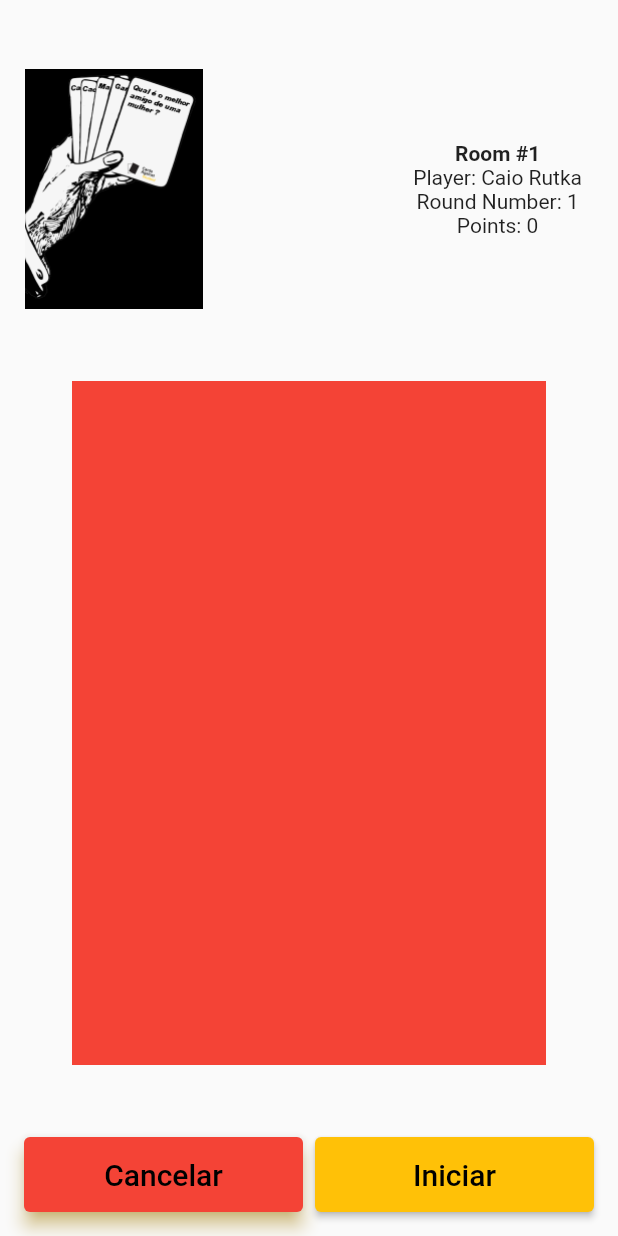
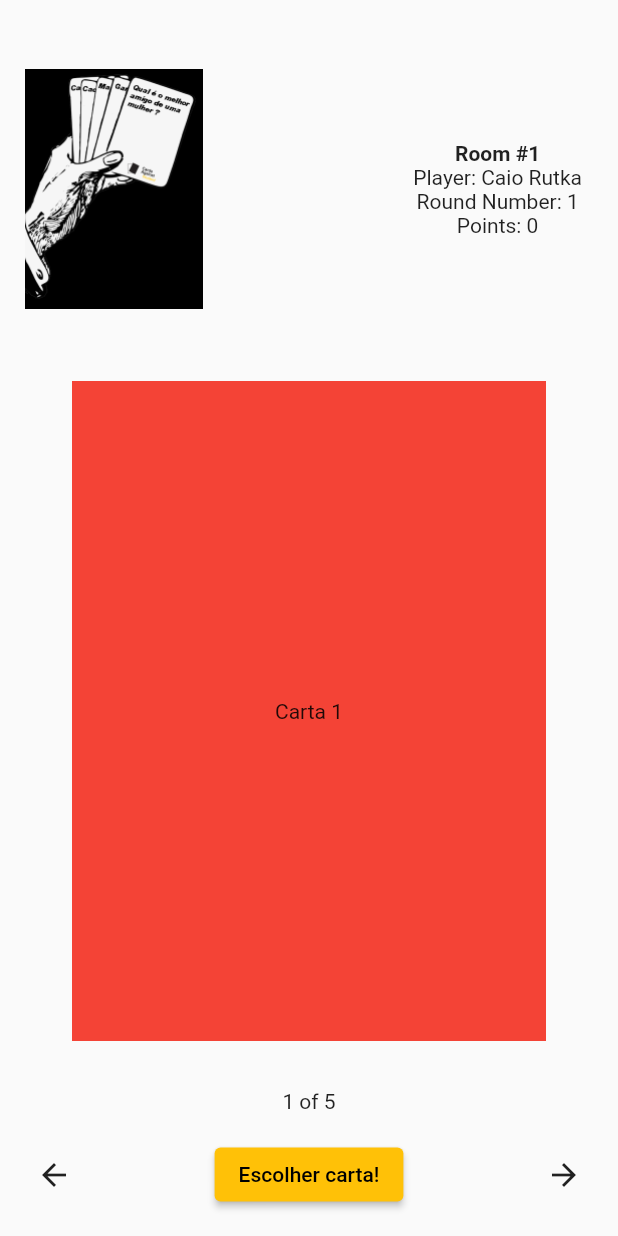
Before and after one commit to NicolasCiviero98/CardsAgainstStudent, a Flutter app: the MatchPage screen opened by its route, on a phone screen of 412 x 824 dp. Run offline on Flutter 3.47's test engine with Material 2 defaults, Android fonts, the phone set to English and light mode, and no system bars.

Commit message:
card change by buttons added

```diff
--- a/lib/match_page.dart
+++ b/lib/match_page.dart
@@ -8,8 +8,30 @@ class MatchPage extends StatefulWidget {
 }
 
 class _MatchPageState extends State<MatchPage> {
+  List<Widget> cards = [];
+  int index = 0;
+  final cardView = PageController();
+
   @override
   Widget build(BuildContext context) {
+    if (cards.isEmpty){
+      for (int i = 0; i < 5; i++){
+        cards.add(
+          Container(
+            child: Padding(
+              padding: const EdgeInsets.all(32.0),
+              child: Container(
+                color: Colors.red,
+                child: Center(
+                  child: Text("Carta ${i+1}"),
+                ),
+              ),
+            ),
+          ),
+        );
+      }
+    }
+
     return Material(
         child:SizedBox(
             width: MediaQuery.of(context).size.width,
@@ -41,86 +63,66 @@ class _MatchPageState extends State<MatchPage> {
                     SizedBox(height: 16),
                     Expanded(
                       flex: 1,
-                      child: PageView(
-                        children: [
-                          Container(
-                            child: Padding(
-                              padding: const EdgeInsets.all(32.0),
-                              child: Container(
-                                color: Colors.red,
-                              ),
-                            ),
-                          ),
-                          Container(
-                            child: Padding(
-                              padding: const EdgeInsets.all(32.0),
-                              child: Container(
-                                color: Colors.red,
-                              ),
-                            ),
-                          ),
-                          Container(
-                            child: Padding(
-                              padding: const EdgeInsets.all(32.0),
-                              child: Container(
-                                color: Colors.red,
-                              ),
-                            ),
-                          ),
-                          Container(
-                            child: Padding(
-                              padding: const EdgeInsets.all(32.0),
-                              child: Container(
-                                color: Colors.red,
-                              ),
-                            ),
-                          ),
-                          Container(
-                            child: Padding(
-                              padding: const EdgeInsets.all(32.0),
-                              child: Container(
-                                color: Colors.red,
-                              ),
-                            ),
-                          ),
-                        ],
-                      ),
+                      child: PageView.builder(
+                          onPageChanged: (int page) {
+                            setState(() {
+                              index = page;
+                            });
+                          },
+                          controller: cardView,
+                          itemCount: cards.length,
+                          itemBuilder: (context,index) {
+                            return cards[index];
+                          }),
                     ),
-
+                    Center(
+                      child: Text('${index+1} of 5'),
+                    ),
                     SizedBox(height: 16),
                     Row(
                         children: [
+                          SizedBox(width: 8),
+                          GestureDetector(
+                            onTap: () {
+                              setState(() {
+                                index--;
+                                if (index < 0) index = 0;
+                                cardView.animateToPage(index, duration: const Duration( microseconds: 250), curve: Curves.easeInOut);
+                              });
+                            },
+                            child: SizedBox(
+                              height: 50,
+                              child: Icon(IconData(57490, fontFamily: 'MaterialIcons', matchTextDirection: true)),
+
+                            ),
+                          ),
                           Expanded(
                             flex: 50,
+                            child: SizedBox(),
+                          ),
+                          ElevatedButton(
+                            onPressed: () {
+                              print("finaliza jogada");
+                            },
+                            child: Text('Escolher carta!'),
+                          ),
+                          Expanded(
+                            flex: 50,
+                            child: SizedBox(),
+                          ),
+                          GestureDetector(
+                            onTap: () {
+                              index++;
+                              if (index > 5) index = 5;
+                              cardView.animateToPage(index, duration: const Duration( microseconds: 1000), curve: Curves.linear);
+                            },
                             child: SizedBox(
                               height: 50,
-                              child: ElevatedButton(
-                                onPressed: () {
-                                  Navigator.of(context).pushNamed('/menu');
-                                },
-                                child: Text('Cancelar', style: TextStyle(fontSize: 20)),
-                                style: ElevatedButton.styleFrom(
-                                  primary: Colors.red,
-                                  onPrimary: Colors.black,
-                                  elevation: 5,
-                                  shadowColor: Colors.amber,
-                                ),
-                              ),
+                              child: Icon(IconData(57499, fontFamily: 'MaterialIcons', matchTextDirection: true)),
                             ),
                           ),
+
                           SizedBox(width: 8),
-                          Expanded(
-                            flex: 50,
-                            child: SizedBox(
-                              height: 50,
-                              child: ElevatedButton(
-                                onPressed: () {
-                                  Navigator.of(context).pushNamed('/match');
-                                },
-                                child: Text('Iniciar', style: TextStyle(fontSize: 20)),
-                              ),
-                            ),
-                          ),
                         ]
                     ),
                   ],
```
